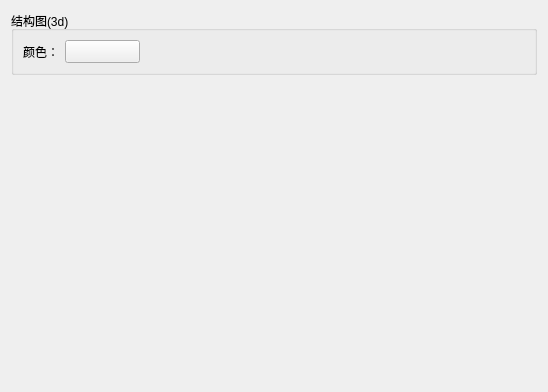
The window that src/DataVisualization/3D/Struct3dConfigWidget.ui (BeQuiet1228/FreeCAD) describes before a commit, drawn with Qt 5.
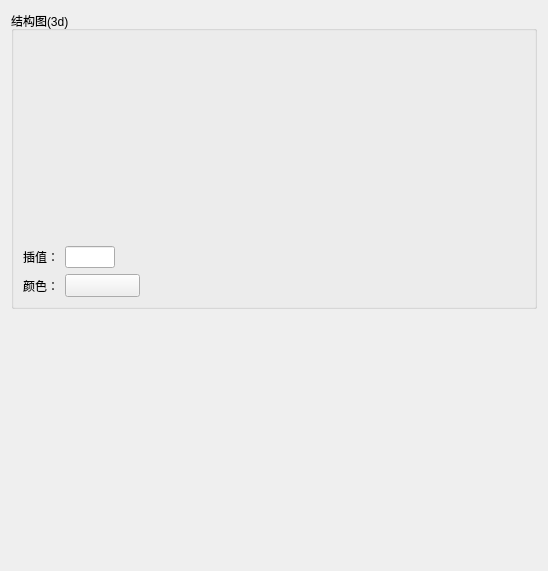
The same window after the commit.

Diff of the .ui file:
```diff
--- a/src/DataVisualization/3D/Struct3dConfigWidget.ui
+++ b/src/DataVisualization/3D/Struct3dConfigWidget.ui
@@ -7,7 +7,7 @@
     <x>0</x>
     <y>0</y>
     <width>548</width>
-    <height>392</height>
+    <height>571</height>
    </rect>
   </property>
   <property name="windowTitle">
@@ -21,6 +21,62 @@
      </property>
      <layout class="QGridLayout" name="gridLayout">
       <item row="0" column="0">
+       <widget class="QWidget" name="topWidget" native="true">
+        <property name="minimumSize">
+         <size>
+          <width>0</width>
+          <height>200</height>
+         </size>
+        </property>
+        <property name="maximumSize">
+         <size>
+          <width>16777215</width>
+          <height>200</height>
+         </size>
+        </property>
+       </widget>
+      </item>
+      <item row="1" column="0">
+       <layout class="QHBoxLayout" name="horizontalLayout_3">
+        <item>
+         <widget class="QLabel" name="label_3">
+          <property name="text">
+           <string>插值：</string>
+          </property>
+         </widget>
+        </item>
+        <item>
+         <widget class="QLineEdit" name="lineEdit">
+          <property name="minimumSize">
+           <size>
+            <width>50</width>
+            <height>0</height>
+           </size>
+          </property>
+          <property name="maximumSize">
+           <size>
+            <width>50</width>
+            <height>16777215</height>
+           </size>
+          </property>
+         </widget>
+        </item>
+        <item>
+         <spacer name="horizontalSpacer_3">
+          <property name="orientation">
+           <enum>Qt::Horizontal</enum>
+          </property>
+          <property name="sizeHint" stdset="0">
+           <size>
+            <width>40</width>
+            <height>20</height>
+           </size>
+          </property>
+         </spacer>
+        </item>
+       </layout>
+      </item>
+      <item row="2" column="0">
        <layout class="QHBoxLayout" name="horizontalLayout">
         <item>
          <widget class="QLabel" name="label">
@@ -74,7 +130,7 @@
      <property name="sizeHint" stdset="0">
       <size>
        <width>20</width>
-       <height>308</height>
+       <height>253</height>
       </size>
      </property>
     </spacer>
```
